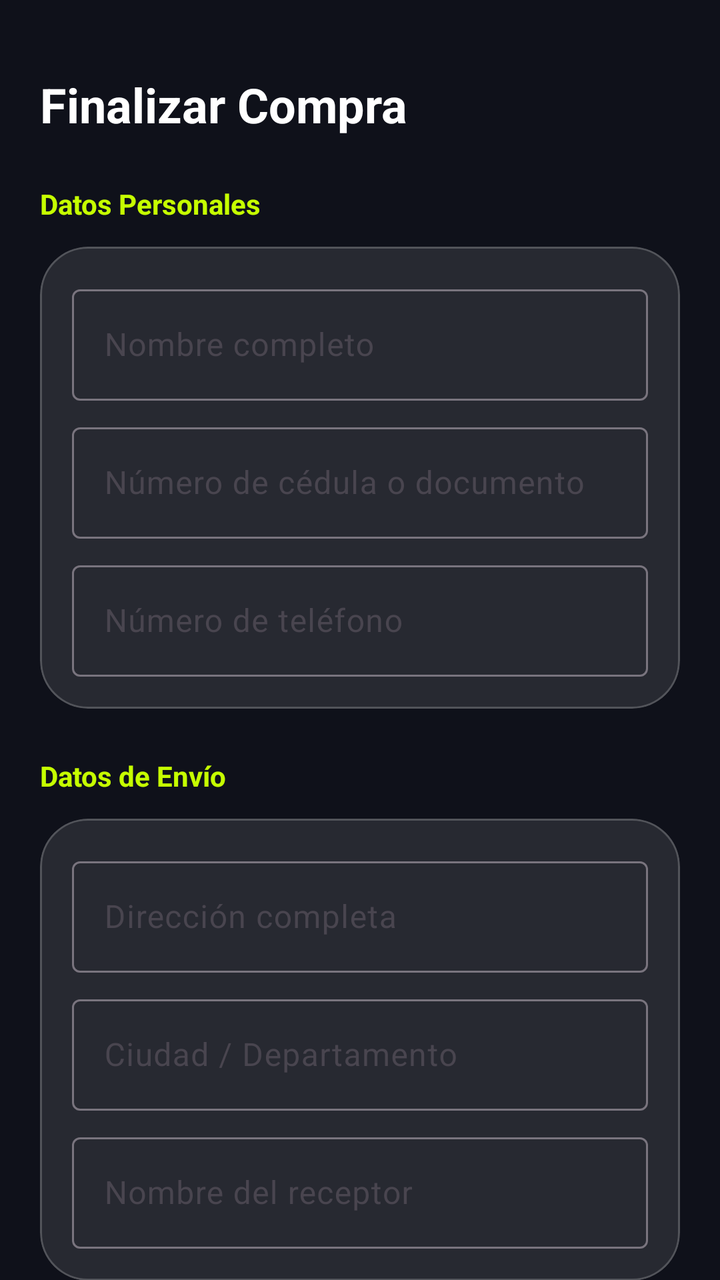
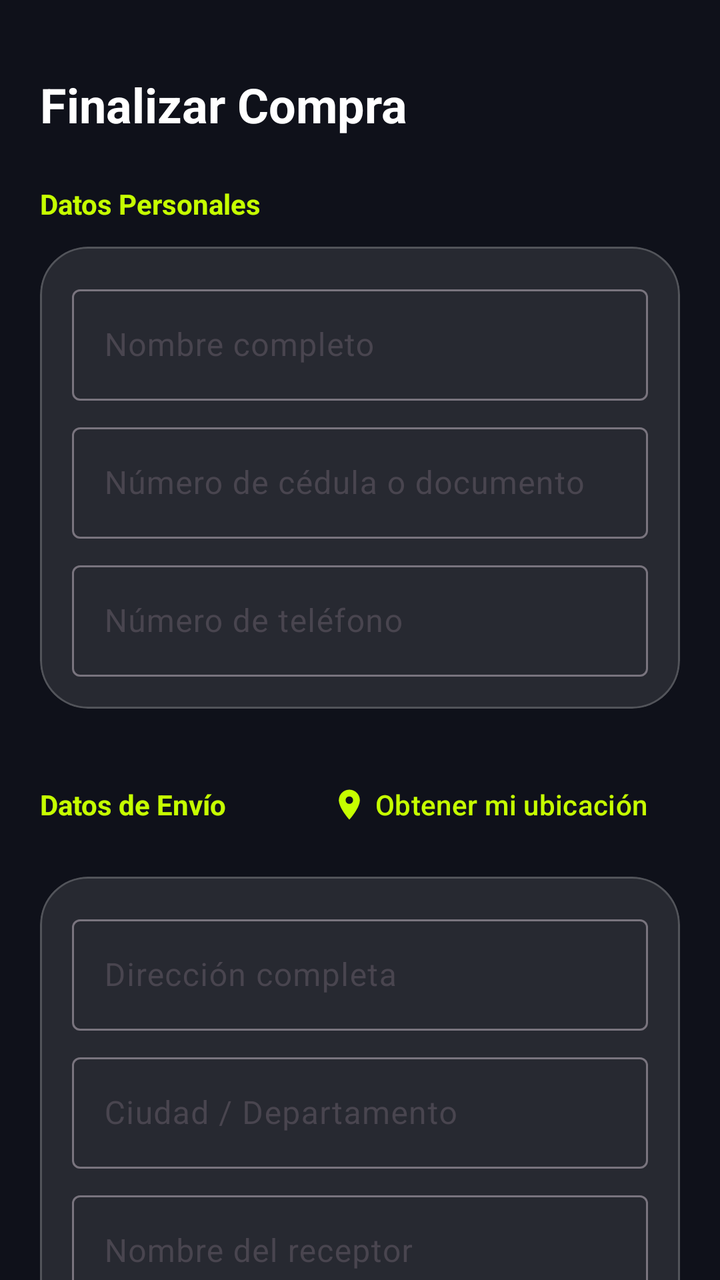

The first picture is an Android layout as it rendered before a commit; the second is the same layout after the commit. The layout source and the unified diff follow.
<!-- AndroidManifest.xml: application theme Theme.VoltCore -->
<!-- res/layout/fragment_checkout.xml -->
<?xml version="1.0" encoding="utf-8"?>
<androidx.core.widget.NestedScrollView xmlns:android="http://schemas.android.com/apk/res/android"
    xmlns:app="http://schemas.android.com/apk/res-auto"
    android:layout_width="match_parent"
    android:layout_height="match_parent"
    android:background="@color/volt_background"
    android:paddingTop="16dp">

    <LinearLayout
        android:layout_width="match_parent"
        android:layout_height="wrap_content"
        android:orientation="vertical"
        android:padding="@dimen/dialog_padding"
        android:baselineAligned="false">

        <TextView
            android:layout_width="wrap_content"
            android:layout_height="wrap_content"
            android:text="@string/checkout_title"
            android:textColor="@color/white"
            android:textSize="24sp"
            android:textStyle="bold"
            android:layout_marginBottom="24dp"/>

        
        <TextView
            android:layout_width="wrap_content"
            android:layout_height="wrap_content"
            android:text="@string/personal_data"
            android:textColor="@color/volt_primary"
            android:textStyle="bold"
            android:layout_marginBottom="@dimen/margin_medium"/>

        <com.google.android.material.card.MaterialCardView
            style="@style/Widget.VoltCore.Card"
            android:layout_width="match_parent"
            android:layout_height="wrap_content"
            android:layout_marginBottom="24dp">
            <LinearLayout
                android:layout_width="match_parent"
                android:layout_height="wrap_content"
                android:orientation="vertical"
                android:padding="16dp">
                <com.google.android.material.textfield.TextInputLayout
                    android:id="@+id/tilFullName"
                    android:layout_width="match_parent"
                    android:layout_height="wrap_content"
                    android:hint="@string/full_name_hint"
                    style="@style/Widget.Material3.TextInputLayout.OutlinedBox"
                    android:layout_marginBottom="8dp">
                    <com.google.android.material.textfield.TextInputEditText
                        android:id="@+id/etFullName"
                        android:layout_width="match_parent"
                        android:layout_height="wrap_content"
                        android:inputType="textPersonName"
                        android:textColor="@color/white" />
                </com.google.android.material.textfield.TextInputLayout>
                <com.google.android.material.textfield.TextInputLayout
                    android:id="@+id/tilDocument"
                    android:layout_width="match_parent"
                    android:layout_height="wrap_content"
                    android:hint="@string/document_hint"
                    style="@style/Widget.Material3.TextInputLayout.OutlinedBox"
                    android:layout_marginBottom="8dp">
                    <com.google.android.material.textfield.TextInputEditText
                        android:id="@+id/etDocument"
                        android:layout_width="match_parent"
                        android:layout_height="wrap_content"
                        android:inputType="number"
                        android:textColor="@color/white" />
                </com.google.android.material.textfield.TextInputLayout>
                <com.google.android.material.textfield.TextInputLayout
                    android:id="@+id/tilPhone"
                    android:layout_width="match_parent"
                    android:layout_height="wrap_content"
                    android:hint="@string/phone_hint"
                    style="@style/Widget.Material3.TextInputLayout.OutlinedBox">
                    <com.google.android.material.textfield.TextInputEditText
                        android:id="@+id/etPhone"
                        android:layout_width="match_parent"
                        android:layout_height="wrap_content"
                        android:inputType="phone"
                        android:textColor="@color/white" />
                </com.google.android.material.textfield.TextInputLayout>
            </LinearLayout>
        </com.google.android.material.card.MaterialCardView>

        
        <TextView
            android:layout_width="wrap_content"
            android:layout_height="wrap_content"
            android:text="@string/shipping_data"
            android:textColor="@color/volt_primary"
            android:textStyle="bold"
            android:layout_marginBottom="@dimen/margin_medium"/>

        <com.google.android.material.card.MaterialCardView
            style="@style/Widget.VoltCore.Card"
            android:layout_width="match_parent"
            android:layout_height="wrap_content"
            android:layout_marginBottom="24dp">
            <LinearLayout
                android:layout_width="match_parent"
                android:layout_height="wrap_content"
                android:orientation="vertical"
                android:padding="16dp">
                <com.google.android.material.textfield.TextInputLayout
                    android:id="@+id/tilShippingAddress"
                    android:layout_width="match_parent"
                    android:layout_height="wrap_content"
                    android:hint="@string/shipping_address_hint"
                    style="@style/Widget.Material3.TextInputLayout.OutlinedBox"
                    android:layout_marginBottom="8dp">
                    <com.google.android.material.textfield.TextInputEditText
                        android:id="@+id/etShippingAddress"
                        android:layout_width="match_parent"
                        android:layout_height="wrap_content"
                        android:textColor="@color/white" />
                </com.google.android.material.textfield.TextInputLayout>
                <com.google.android.material.textfield.TextInputLayout
                    android:id="@+id/tilCity"
                    android:layout_width="match_parent"
                    android:layout_height="wrap_content"
                    android:hint="@string/city_hint"
                    style="@style/Widget.Material3.TextInputLayout.OutlinedBox"
                    android:layout_marginBottom="8dp">
                    <com.google.android.material.textfield.TextInputEditText
                        android:id="@+id/etCity"
                        android:layout_width="match_parent"
                        android:layout_height="wrap_content"
                        android:textColor="@color/white" />
                </com.google.android.material.textfield.TextInputLayout>
                <com.google.android.material.textfield.TextInputLayout
                    android:id="@+id/tilReceiver"
                    android:layout_width="match_parent"
                    android:layout_height="wrap_content"
                    android:hint="@string/receiver_hint"
                    style="@style/Widget.Material3.TextInputLayout.OutlinedBox">
                    <com.google.android.material.textfield.TextInputEditText
                        android:id="@+id/etReceiver"
                        android:layout_width="match_parent"
                        android:layout_height="wrap_content"
                        android:textColor="@color/white" />
                </com.google.android.material.textfield.TextInputLayout>
            </LinearLayout>
        </com.google.android.material.card.MaterialCardView>

        
        <TextView
            android:layout_width="wrap_content"
            android:layout_height="wrap_content"
            android:text="@string/payment_method"
            android:textColor="@color/volt_primary"
            android:textStyle="bold"
            android:layout_marginBottom="@dimen/margin_medium"/>

        <com.google.android.material.chip.ChipGroup
            android:id="@+id/cgPaymentMethods"
            android:layout_width="match_parent"
            android:layout_height="wrap_content"
            android:layout_marginBottom="16dp"
            app:singleSelection="true"
            app:selectionRequired="true">

            <com.google.android.material.chip.Chip
                android:id="@+id/chipCard"
                style="@style/Widget.Material3.Chip.Filter"
                android:layout_width="wrap_content"
                android:layout_height="wrap_content"
                android:text="@string/card_payment"
                android:checked="true"
                app:chipBackgroundColor="@color/glass_surface"
                android:textColor="@color/white" />

            <com.google.android.material.chip.Chip
                android:id="@+id/chipWallet"
                style="@style/Widget.Material3.Chip.Filter"
                android:layout_width="wrap_content"
                android:layout_height="wrap_content"
                android:text="@string/nequi_daviplata"
                app:chipBackgroundColor="@color/glass_surface"
                android:textColor="@color/white" />

            <com.google.android.material.chip.Chip
                android:id="@+id/chipCash"
                style="@style/Widget.Material3.Chip.Filter"
                android:layout_width="wrap_content"
                android:layout_height="wrap_content"
                android:text="@string/efecty"
                app:chipBackgroundColor="@color/glass_surface"
                android:textColor="@color/white" />

            <com.google.android.material.chip.Chip
                android:id="@+id/chipTransfer"
                style="@style/Widget.Material3.Chip.Filter"
                android:layout_width="wrap_content"
                android:layout_height="wrap_content"
                android:text="@string/transfer"
                app:chipBackgroundColor="@color/glass_surface"
                android:textColor="@color/white" />
        </com.google.android.material.chip.ChipGroup>

        <com.google.android.material.card.MaterialCardView
            android:id="@+id/cvCardDetails"
            style="@style/Widget.VoltCore.Card"
            android:layout_width="match_parent"
            android:layout_height="wrap_content"
            android:layout_marginBottom="32dp">
            <LinearLayout
                android:layout_width="match_parent"
                android:layout_height="wrap_content"
                android:orientation="vertical"
                android:padding="16dp">
                <com.google.android.material.textfield.TextInputLayout
                    android:id="@+id/tilCardNumber"
                    android:layout_width="match_parent"
                    android:layout_height="wrap_content"
                    android:hint="@string/card_number_hint"
                    style="@style/Widget.Material3.TextInputLayout.OutlinedBox"
                    android:layout_marginBottom="8dp">
                    <com.google.android.material.textfield.TextInputEditText
                        android:id="@+id/etCardNumber"
                        android:layout_width="match_parent"
                        android:layout_height="wrap_content"
                        android:inputType="number"
                        android:maxLength="16"
                        android:textColor="@color/white" />
                </com.google.android.material.textfield.TextInputLayout>
                <com.google.android.material.textfield.TextInputLayout
                    android:id="@+id/tilCardHolder"
                    android:layout_width="match_parent"
                    android:layout_height="wrap_content"
                    android:hint="@string/card_holder_hint"
                    style="@style/Widget.Material3.TextInputLayout.OutlinedBox"
                    android:layout_marginBottom="8dp">
                    <com.google.android.material.textfield.TextInputEditText
                        android:id="@+id/etCardHolder"
                        android:layout_width="match_parent"
                        android:layout_height="wrap_content"
                        android:inputType="textCapCharacters"
                        android:textColor="@color/white" />
                </com.google.android.material.textfield.TextInputLayout>
                <LinearLayout
                    android:layout_width="match_parent"
                    android:layout_height="wrap_content"
                    android:orientation="horizontal"
                    android:baselineAligned="false">
                    <com.google.android.material.textfield.TextInputLayout
                        android:id="@+id/tilExpiry"
                        android:layout_width="0dp"
                        android:layout_height="wrap_content"
                        android:layout_weight="1"
                        android:hint="@string/expiry_hint"
                        style="@style/Widget.Material3.TextInputLayout.OutlinedBox"
                        android:layout_marginEnd="8dp">
                        <com.google.android.material.textfield.TextInputEditText
                            android:id="@+id/etExpiry"
                            android:layout_width="match_parent"
                            android:layout_height="wrap_content"
                            android:inputType="date"
                            android:maxLength="5"
                            android:textColor="@color/white" />
                    </com.google.android.material.textfield.TextInputLayout>
                    <com.google.android.material.textfield.TextInputLayout
                        android:id="@+id/tilCvv"
                        android:layout_width="0dp"
                        android:layout_height="wrap_content"
                        android:layout_weight="1"
                        android:hint="@string/cvv_hint"
                        style="@style/Widget.Material3.TextInputLayout.OutlinedBox">
                        <com.google.android.material.textfield.TextInputEditText
                            android:id="@+id/etCvv"
                            android:layout_width="match_parent"
                            android:layout_height="wrap_content"
                            android:inputType="numberPassword"
                            android:maxLength="4"
                            android:textColor="@color/white" />
                    </com.google.android.material.textfield.TextInputLayout>
                </LinearLayout>
            </LinearLayout>
        </com.google.android.material.card.MaterialCardView>

        <com.google.android.material.card.MaterialCardView
            android:id="@+id/cvWalletDetails"
            style="@style/Widget.VoltCore.Card"
            android:layout_width="match_parent"
            android:layout_height="wrap_content"
            android:layout_marginBottom="32dp"
            android:visibility="gone">
            <LinearLayout
                android:layout_width="match_parent"
                android:layout_height="wrap_content"
                android:orientation="vertical"
                android:padding="16dp">
                <TextView
                    android:layout_width="wrap_content"
                    android:layout_height="wrap_content"
                    android:text="@string/quick_nequi"
                    android:textColor="@color/white"
                    android:textStyle="bold"
                    android:layout_marginBottom="8dp" />
                <TextView
                    android:layout_width="wrap_content"
                    android:layout_height="wrap_content"
                    android:text="@string/nequi_notification"
                    android:textColor="@color/white_70"
                    android:textSize="12sp"
                    android:layout_marginBottom="16dp" />
                <com.google.android.material.textfield.TextInputLayout
                    android:id="@+id/tilWalletPhone"
                    android:layout_width="match_parent"
                    android:layout_height="wrap_content"
                    android:hint="@string/nequi_phone_hint"
                    style="@style/Widget.Material3.TextInputLayout.OutlinedBox">
                    <com.google.android.material.textfield.TextInputEditText
                        android:id="@+id/etWalletPhone"
                        android:layout_width="match_parent"
                        android:layout_height="wrap_content"
                        android:inputType="phone"
                        android:maxLength="10"
                        android:textColor="@color/white" />
                </com.google.android.material.textfield.TextInputLayout>
            </LinearLayout>
        </com.google.android.material.card.MaterialCardView>

        <com.google.android.material.card.MaterialCardView
            android:id="@+id/cvCashDetails"
            style="@style/Widget.VoltCore.Card"
            android:layout_width="match_parent"
            android:layout_height="wrap_content"
            android:layout_marginBottom="32dp"
            android:visibility="gone">
            <LinearLayout
                android:layout_width="match_parent"
                android:layout_height="wrap_content"
                android:orientation="vertical"
                android:padding="16dp">
                <TextView
                    android:layout_width="wrap_content"
                    android:layout_height="wrap_content"
                    android:text="@string/efecty_convenio"
                    android:textColor="@color/white"
                    android:textStyle="bold"
                    android:layout_marginBottom="8dp" />
                <TextView
                    android:layout_width="wrap_content"
                    android:layout_height="wrap_content"
                    android:text="@string/efecty_desc"
                    android:textColor="@color/white_70"
                    android:textSize="12sp" />
            </LinearLayout>
        </com.google.android.material.card.MaterialCardView>

        <com.google.android.material.card.MaterialCardView
            android:id="@+id/cvTransferDetails"
            style="@style/Widget.VoltCore.Card"
            android:layout_width="match_parent"
            android:layout_height="wrap_content"
            android:layout_marginBottom="32dp"
            android:visibility="gone">
            <LinearLayout
                android:layout_width="match_parent"
                android:layout_height="wrap_content"
                android:orientation="vertical"
                android:padding="16dp">
                <TextView
                    android:layout_width="wrap_content"
                    android:layout_height="wrap_content"
                    android:text="@string/pse_transfer"
                    android:textColor="@color/white"
                    android:textStyle="bold"
                    android:layout_marginBottom="@dimen/margin_medium"/>

                <com.google.android.material.textfield.TextInputLayout
                    android:id="@+id/tilBankName"
                    android:layout_width="match_parent"
                    android:layout_height="wrap_content"
                    android:hint="@string/bank_selection_hint"
                    style="@style/Widget.Material3.TextInputLayout.OutlinedBox.ExposedDropdownMenu"
                    android:layout_marginBottom="8dp">
                    <AutoCompleteTextView
                        android:id="@+id/actvBank"
                        android:layout_width="match_parent"
                        android:layout_height="wrap_content"
                        android:inputType="none"
                        android:textColor="@color/white" />
                </com.google.android.material.textfield.TextInputLayout>

                <com.google.android.material.textfield.TextInputLayout
                    android:id="@+id/tilPersonType"
                    android:layout_width="match_parent"
                    android:layout_height="wrap_content"
                    android:hint="@string/person_type_hint"
                    style="@style/Widget.Material3.TextInputLayout.OutlinedBox.ExposedDropdownMenu"
                    android:layout_marginBottom="8dp">
                    <AutoCompleteTextView
                        android:id="@+id/actvPersonType"
                        android:layout_width="match_parent"
                        android:layout_height="wrap_content"
                        android:inputType="none"
                        android:textColor="@color/white" />
                </com.google.android.material.textfield.TextInputLayout>

                <LinearLayout
                    android:layout_width="match_parent"
                    android:layout_height="wrap_content"
                    android:orientation="horizontal"
                    android:baselineAligned="false">
                    <com.google.android.material.textfield.TextInputLayout
                        android:id="@+id/tilDocType"
                        android:layout_width="120dp"
                        android:layout_height="wrap_content"
                        android:hint="@string/doc_type_short_hint"
                        style="@style/Widget.Material3.TextInputLayout.OutlinedBox.ExposedDropdownMenu"
                        android:layout_marginEnd="8dp">
                        <AutoCompleteTextView
                            android:id="@+id/actvDocType"
                            android:layout_width="match_parent"
                            android:layout_height="wrap_content"
                            android:inputType="none"
                            android:textColor="@color/white" />
                    </com.google.android.material.textfield.TextInputLayout>

                    <com.google.android.material.textfield.TextInputLayout
                        android:id="@+id/tilDocNumber"
                        android:layout_width="0dp"
                        android:layout_height="wrap_content"
                        android:layout_weight="1"
                        android:hint="@string/doc_number_hint"
                        style="@style/Widget.Material3.TextInputLayout.OutlinedBox">
                        <com.google.android.material.textfield.TextInputEditText
                            android:id="@+id/etDocNumber"
                            android:layout_width="match_parent"
                            android:layout_height="wrap_content"
                            android:inputType="number"
                            android:textColor="@color/white" />
                    </com.google.android.material.textfield.TextInputLayout>
                </LinearLayout>
            </LinearLayout>
        </com.google.android.material.card.MaterialCardView>

        <com.google.android.material.button.MaterialButton
            android:id="@+id/btnConfirmPayment"
            android:layout_width="match_parent"
            android:layout_height="60dp"
            android:text="@string/confirm_pay"
            style="@style/Widget.VoltCore.Button"
            android:textStyle="bold" />

        <ProgressBar
            android:id="@+id/pbPayment"
            android:layout_width="wrap_content"
            android:layout_height="wrap_content"
            android:layout_gravity="center"
            android:layout_marginTop="16dp"
            android:visibility="gone"
            android:indeterminateTint="@color/volt_primary" />

    </LinearLayout>
</androidx.core.widget.NestedScrollView>
<!-- resources referenced by this layout -->
<resources>
  <color name="glass_surface">#1AFFFFFF</color>
  <color name="volt_background">#0F111A</color>
  <color name="volt_primary">#C6FF00</color>
  <color name="white">#FFFFFFFF</color>
  <color name="white_70">#B3FFFFFF</color>
  <dimen name="dialog_padding">20dp</dimen>
  <dimen name="margin_medium">12dp</dimen>
  <string name="bank_selection_hint">Selecciona tu Banco</string>
  <string name="card_holder_hint">Nombre del titular</string>
  <string name="card_number_hint">Número de tarjeta</string>
  <string name="card_payment">Tarjeta</string>
  <string name="checkout_title">Finalizar Compra</string>
  <string name="city_hint">Ciudad / Departamento</string>
  <string name="confirm_pay">CONFIRMAR Y PAGAR</string>
  <string name="cvv_hint">CVV</string>
  <string name="doc_number_hint">Número de Documento</string>
  <string name="doc_type_short_hint">Doc</string>
  <string name="document_hint">Número de cédula o documento</string>
  <string name="efecty">Efectivo (Efecty)</string>
  <string name="efecty_convenio">Convenio de Pago en Efectivo</string>
  <string name="efecty_desc">Se generará un convenio para pagar en puntos físicos (Efecty/Baloto)</string>
  <string name="expiry_hint">MM/AA</string>
  <string name="full_name_hint">Nombre completo</string>
  <string name="nequi_daviplata">Nequi / Daviplata</string>
  <string name="nequi_notification">Enviaremos una notificación a tu celular para que confirmes el pago</string>
  <string name="nequi_phone_hint">Número Celular Nequi</string>
  <string name="payment_method">Método de Pago</string>
  <string name="person_type_hint">Tipo de Persona</string>
  <string name="personal_data">Datos Personales</string>
  <string name="phone_hint">Número de teléfono</string>
  <string name="pse_transfer">Transferencia Segura via PSE</string>
  <string name="quick_nequi">Pago rápido con Nequi</string>
  <string name="receiver_hint">Nombre del receptor</string>
  <string name="shipping_address_hint">Dirección completa</string>
  <string name="shipping_data">Datos de Envío</string>
  <string name="transfer">Transferencia</string>
  <style name="Widget.VoltCore.Button" parent="Widget.Material3.Button">
          <item name="cornerRadius">12dp</item>
          <item name="backgroundTint">@color/volt_primary</item>
          <item name="android:textColor">@color/black</item>
      </style>
  <style name="Widget.VoltCore.Card" parent="Widget.Material3.CardView.Filled">
          <item name="cardCornerRadius">24dp</item>
          <item name="cardBackgroundColor">@color/glass_surface</item>
          <item name="strokeColor">@color/glass_stroke</item>
          <item name="strokeWidth">1dp</item>
      </style>
  <style name="Theme.VoltCore" parent="Base.Theme.VoltCore" />
  <color name="black">#FF000000</color>
  <color name="glass_stroke">#33FFFFFF</color>
  <style name="Base.Theme.VoltCore" parent="Theme.Material3.DayNight.NoActionBar">
          
          <item name="colorPrimary">@color/volt_primary</item>
          <item name="android:windowBackground">@color/volt_background</item>
          <item name="colorSurface">@color/glass_surface</item>
          <item name="colorOnSurface">@color/white</item>
      </style>
</resources>

<!-- the commit's change to res/layout/fragment_checkout.xml (unified diff, before → after) -->
@@ -86,13 +86,29 @@
         </com.google.android.material.card.MaterialCardView>
 
         
-        <TextView
-            android:layout_width="wrap_content"
-            android:layout_height="wrap_content"
-            android:text="@string/shipping_data"
-            android:textColor="@color/volt_primary"
-            android:textStyle="bold"
-            android:layout_marginBottom="@dimen/margin_medium"/>
+        <LinearLayout
+            android:layout_width="match_parent"
+            android:layout_height="wrap_content"
+            android:orientation="horizontal"
+            android:gravity="center_vertical"
+            android:layout_marginBottom="@dimen/margin_medium">
+            <TextView
+                android:layout_width="0dp"
+                android:layout_height="wrap_content"
+                android:layout_weight="1"
+                android:text="@string/shipping_data"
+                android:textColor="@color/volt_primary"
+                android:textStyle="bold" />
+            <com.google.android.material.button.MaterialButton
+                android:id="@+id/btnGetLocation"
+                style="@style/Widget.Material3.Button.TextButton.Icon"
+                android:layout_width="wrap_content"
+                android:layout_height="wrap_content"
+                android:text="@string/get_my_location"
+                app:icon="@drawable/ic_location"
+                app:iconTint="@color/volt_primary"
+                android:textColor="@color/volt_primary" />
+        </LinearLayout>
 
         <com.google.android.material.card.MaterialCardView
             style="@style/Widget.VoltCore.Card"
<!-- resource entries referenced after the edit -->
@@ -7,6 +7,17 @@
   <color name="white_70">#B3FFFFFF</color>
   <dimen name="dialog_padding">20dp</dimen>
   <dimen name="margin_medium">12dp</dimen>
+  <!-- drawable ic_location (drawable) -->
+  <vector xmlns:android="http://schemas.android.com/apk/res/android"
+      android:width="24dp"
+      android:height="24dp"
+      android:viewportWidth="24"
+      android:viewportHeight="24"
+      android:tint="#FFFFFF">
+    <path
+        android:fillColor="@android:color/white"
+        android:pathData="L12,2C8.13,2 5,5.13 5,9c0,5.25 7,13 7,13s7,-7.75 7,-13c0,-3.87 -3.13,-7 -7,-7zM12,11.5c-1.38,0 -2.5,-1.12 -2.5,-2.5s1.12,-2.5 2.5,-2.5 2.5,1.12 2.5,2.5 -1.12,2.5 -2.5,2.5z"/>
+  </vector>
   <string name="bank_selection_hint">Selecciona tu Banco</string>
   <string name="card_holder_hint">Nombre del titular</string>
   <string name="card_number_hint">Número de tarjeta</string>
@@ -23,6 +34,7 @@
   <string name="efecty_desc">Se generará un convenio para pagar en puntos físicos (Efecty/Baloto)</string>
   <string name="expiry_hint">MM/AA</string>
   <string name="full_name_hint">Nombre completo</string>
+  <string name="get_my_location">Obtener mi ubicación</string>
   <string name="nequi_daviplata">Nequi / Daviplata</string>
   <string name="nequi_notification">Enviaremos una notificación a tu celular para que confirmes el pago</string>
   <string name="nequi_phone_hint">Número Celular Nequi</string>
